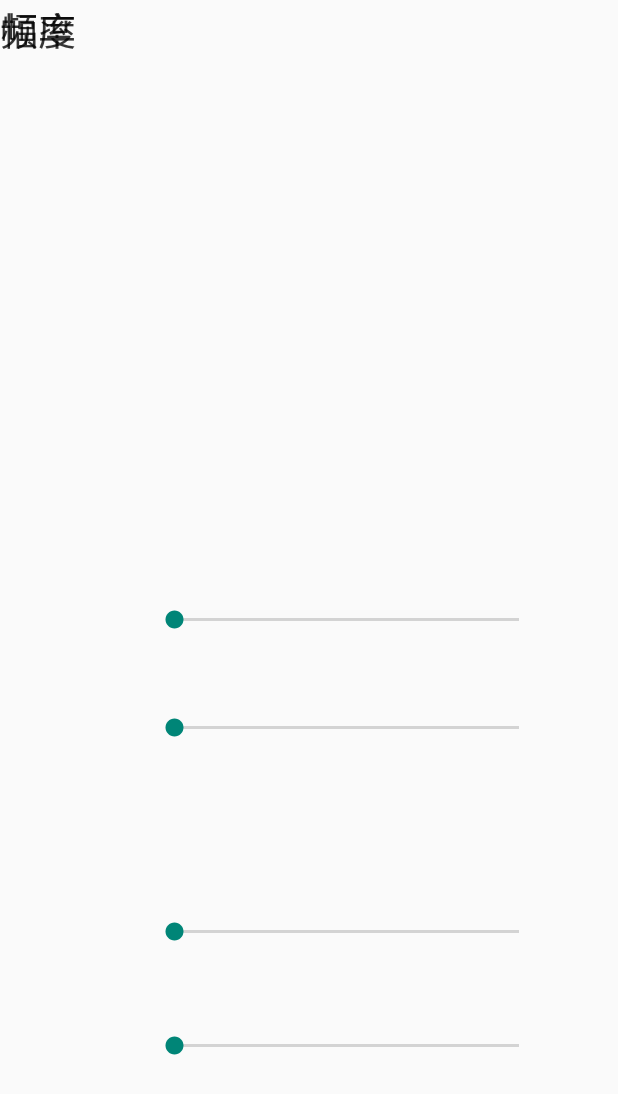
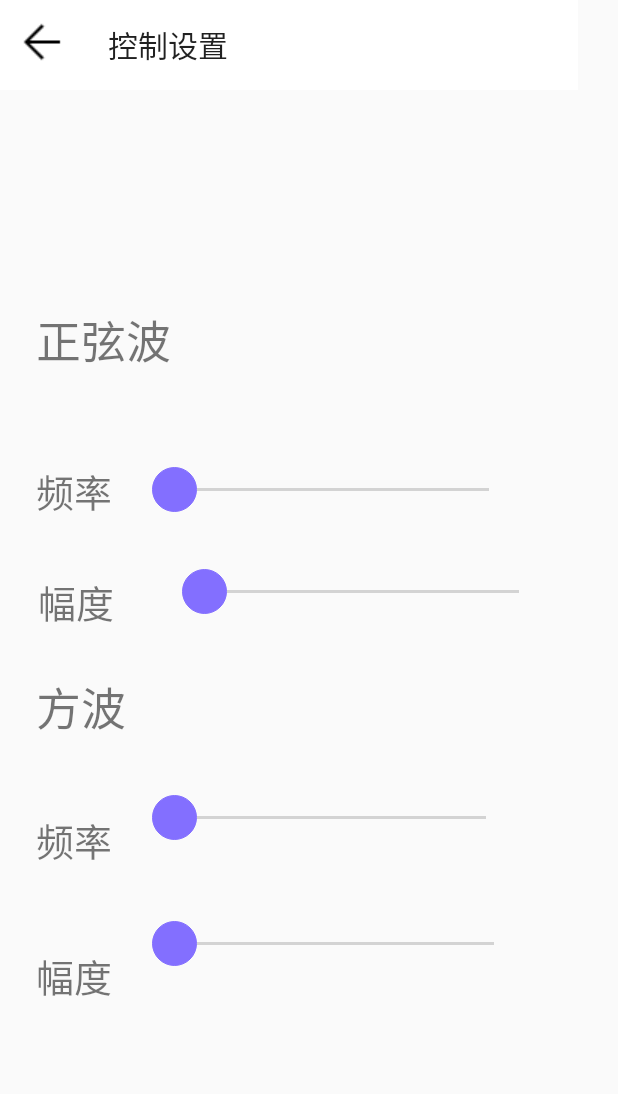
Before and after one commit to YanshanYu/HGHD, an Android app: the layout control_setting.xml on its own in the app's theme, with its tools: preview values and no code run, on a phone screen of 412 x 824 dp. Shown: the top 1094 px of the screen. Run offline under Robolectric (Android 15) with nearby library versions, the phone set to English and light mode, and no system bars.

Commit message:
update_xl

```diff
--- /dev/null
+++ b/app/src/main/res/drawable/ic_sb_24dp.xml
@@ -0,0 +1,12 @@
+<?xml version="1.0" encoding="utf-8"?>
+<shape xmlns:android="http://schemas.android.com/apk/res/android"
+    android:shape="oval"
+    android:useLevel="false">
+    <solid android:color="#836FFF" />  <!-- 颜色-->
+    <stroke
+        android:width="0.5dp"
+        android:color="#836FFF" />
+    <size
+        android:width="30dp"
+        android:height="30dp" />
+</shape>
--- a/app/src/main/res/layout/control_setting.xml
+++ b/app/src/main/res/layout/control_setting.xml
@@ -9,12 +9,14 @@
 
     <SeekBar
         android:id="@+id/seekbar_nomal"
-        android:layout_width="match_parent"
-        android:layout_height="wrap_content"
+        android:layout_width="242dp"
+        android:layout_height="37dp"
         android:layout_marginStart="100dp"
-        android:layout_marginTop="476dp"
+        android:layout_marginTop="376dp"
         android:layout_marginEnd="50dp"
         android:max="100"
+        android:thumb="@drawable/ic_sb_24dp"
+        android:thumbTintMode="add"
         app:layout_constraintEnd_toEndOf="parent"
         app:layout_constraintHorizontal_bias="1.0"
         app:layout_constraintStart_toStartOf="parent"
@@ -23,25 +25,29 @@
     <SeekBar
         android:id="@+id/seekbar_nomal2"
         style="@style/Widget.AppCompat.SeekBar"
-        android:layout_width="match_parent"
-        android:layout_height="wrap_content"
+        android:layout_width="242dp"
+        android:layout_height="38dp"
         android:layout_marginStart="100dp"
-        android:layout_marginTop="404dp"
+        android:layout_marginTop="308dp"
         android:layout_marginEnd="50dp"
         android:max="100"
+        android:thumb="@drawable/ic_sb_24dp"
+        android:thumbTintMode="add"
         app:layout_constraintEnd_toEndOf="parent"
-        app:layout_constraintHorizontal_bias="1.0"
+        app:layout_constraintHorizontal_bias="0.0"
         app:layout_constraintStart_toStartOf="parent"
         app:layout_constraintTop_toTopOf="parent" />
 
     <SeekBar
         android:id="@+id/seekbar_nomal3"
-        android:layout_width="match_parent"
-        android:layout_height="wrap_content"
+        android:layout_width="240dp"
+        android:layout_height="35dp"
         android:layout_marginStart="100dp"
-        android:layout_marginTop="612dp"
+        android:layout_marginTop="528dp"
         android:layout_marginEnd="50dp"
         android:max="100"
+        android:thumb="@drawable/ic_sb_24dp"
+        android:thumbTintMode="add"
         app:layout_constraintEnd_toEndOf="parent"
         app:layout_constraintHorizontal_bias="0.0"
         app:layout_constraintStart_toStartOf="parent"
@@ -49,12 +55,14 @@
 
     <SeekBar
         android:id="@+id/seekbar_nomal4"
-        android:layout_width="match_parent"
-        android:layout_height="wrap_content"
+        android:layout_width="245dp"
+        android:layout_height="35dp"
         android:layout_marginStart="100dp"
-        android:layout_marginTop="688dp"
+        android:layout_marginTop="612dp"
         android:layout_marginEnd="50dp"
         android:max="100"
+        android:thumb="@drawable/ic_sb_24dp"
+        android:thumbTintMode="add"
         app:layout_constraintEnd_toEndOf="parent"
         app:layout_constraintHorizontal_bias="0.0"
         app:layout_constraintStart_toStartOf="parent"
@@ -64,37 +72,78 @@
         android:id="@+id/textView"
         android:layout_width="wrap_content"
         android:layout_height="wrap_content"
+        android:layout_marginStart="24dp"
+        android:layout_marginTop="308dp"
         android:text="频率"
         android:textSize="25sp"
-        tools:layout_editor_absoluteX="23dp"
-        tools:layout_editor_absoluteY="403dp" />
+        app:layout_constraintStart_toStartOf="parent"
+        app:layout_constraintTop_toTopOf="parent" />
 
     <TextView
         android:id="@+id/textView2"
         android:layout_width="wrap_content"
         android:layout_height="wrap_content"
+        android:layout_marginStart="25dp"
+        android:layout_marginTop="35dp"
         android:text="幅度"
         android:textSize="25sp"
-        tools:layout_editor_absoluteX="23dp"
-        tools:layout_editor_absoluteY="471dp" />
+        app:layout_constraintStart_toStartOf="parent"
+        app:layout_constraintTop_toBottomOf="@+id/textView" />
 
     <TextView
         android:id="@+id/textView3"
         android:layout_width="wrap_content"
         android:layout_height="wrap_content"
+        android:layout_marginStart="24dp"
+        android:layout_marginTop="120dp"
         android:text="频率"
         android:textSize="25sp"
-        tools:layout_editor_absoluteX="23dp"
-        tools:layout_editor_absoluteY="611dp" />
+        app:layout_constraintStart_toStartOf="parent"
+        app:layout_constraintTop_toBottomOf="@+id/textView2" />
 
     <TextView
         android:id="@+id/textView4"
         android:layout_width="wrap_content"
         android:layout_height="wrap_content"
+        android:layout_marginStart="24dp"
+        android:layout_marginTop="52dp"
         android:text="幅度"
         android:textSize="25sp"
-        tools:layout_editor_absoluteX="25dp"
-        tools:layout_editor_absoluteY="682dp" />
+        app:layout_constraintStart_toStartOf="parent"
+        app:layout_constraintTop_toBottomOf="@+id/textView3" />
 
+    <TextView
+        android:id="@+id/textView5"
+        android:layout_width="wrap_content"
+        android:layout_height="wrap_content"
+        android:layout_marginStart="24dp"
+        android:layout_marginTop="204dp"
+        android:text="正弦波"
+        android:textSize="30sp"
+        app:layout_constraintStart_toStartOf="parent"
+        app:layout_constraintTop_toTopOf="parent" />
+
+    <TextView
+        android:id="@+id/textView6"
+        android:layout_width="wrap_content"
+        android:layout_height="wrap_content"
+        android:layout_marginStart="24dp"
+        android:layout_marginTop="28dp"
+        android:text="方波"
+        android:textSize="30sp"
+        app:layout_constraintStart_toStartOf="parent"
+        app:layout_constraintTop_toBottomOf="@+id/textView2" />
+
+    <androidx.appcompat.widget.Toolbar
+        android:id="@+id/toolbar3"
+        android:layout_width="385dp"
+        android:layout_height="60dp"
+        android:background="@color/white"
+        android:minHeight="?attr/actionBarSize"
+        android:theme="?attr/actionBarTheme"
+        app:layout_constraintStart_toStartOf="parent"
+        app:layout_constraintTop_toTopOf="parent"
+        app:navigationIcon="@drawable/back"
+        app:title="控制设置" />
 
 </androidx.constraintlayout.widget.ConstraintLayout>
--- a/app/src/main/res/layout/fragment_control.xml
+++ b/app/src/main/res/layout/fragment_control.xml
@@ -92,9 +92,10 @@
         android:background="@color/white"
         android:minHeight="?attr/actionBarSize"
         android:theme="?attr/actionBarTheme"
+        app:layout_constraintStart_toStartOf="parent"
+        app:layout_constraintTop_toTopOf="parent"
         app:navigationIcon="@drawable/back"
-        app:title="控制中心"
-        tools:layout_editor_absoluteX="3dp" />
+        app:title="控制中心" />
 
 
 </androidx.constraintlayout.widget.ConstraintLayout>
--- a/app/src/main/res/values/dimens.xml
+++ b/app/src/main/res/values/dimens.xml
@@ -2,4 +2,5 @@
     <!-- Default screen margins, per the Android Design guidelines. -->
     <dimen name="activity_horizontal_margin">16dp</dimen>
     <dimen name="activity_vertical_margin">16dp</dimen>
+    <dimen name="control_seeting_size">30dp</dimen>
 </resources>
```
